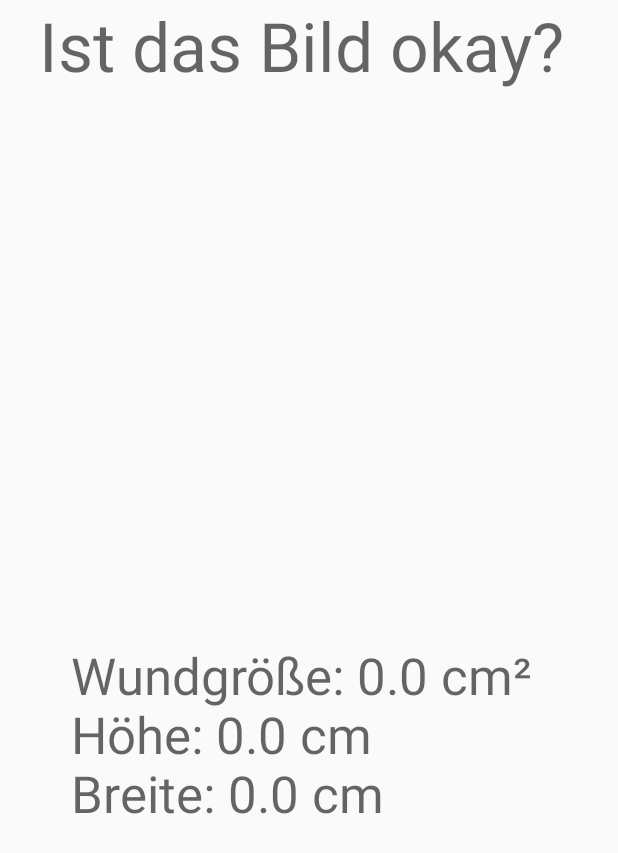
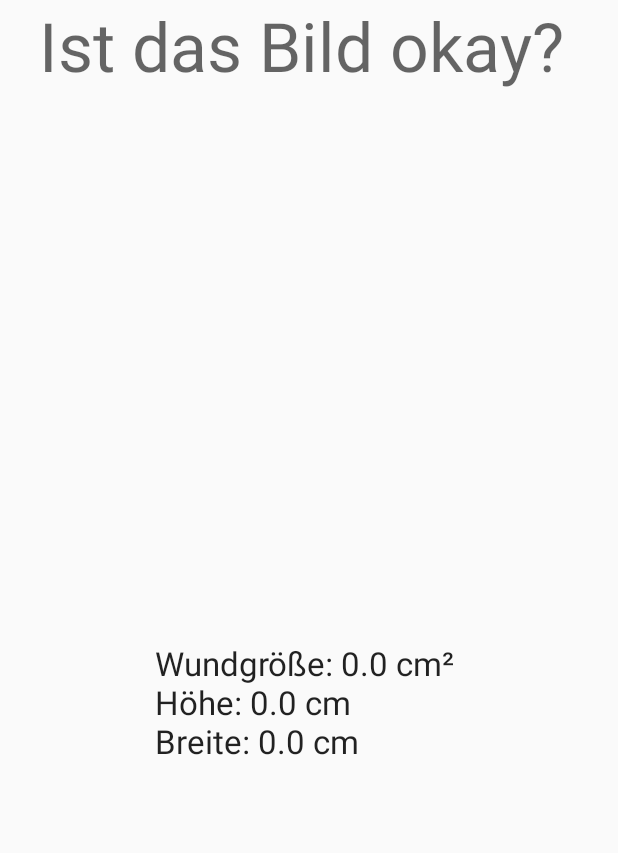
Before and after one commit to lbug/Wundmanagement, an Android app: the Result screen opened directly, with no data from a screen before it, on a phone screen of 412 x 824 dp. Shown: the top 853 px of the screen. Run offline under Robolectric (Android 15) with nearby library versions, the phone set to English and light mode, and no system bars.

Commit message:
small size fix

```diff
--- a/app/src/main/res/layout/activity_result.xml
+++ b/app/src/main/res/layout/activity_result.xml
@@ -32,7 +32,7 @@
             android:layout_height="wrap_content"
             android:layout_gravity="center_horizontal"
             android:text="TextView"
-            android:textAppearance="@style/TextAppearance.AppCompat.Display1" />
+            android:textAppearance="@style/TextAppearance.AppCompat.Large" />
 
     </LinearLayout>
 
```
Also changed, not shown: 2 other files.
